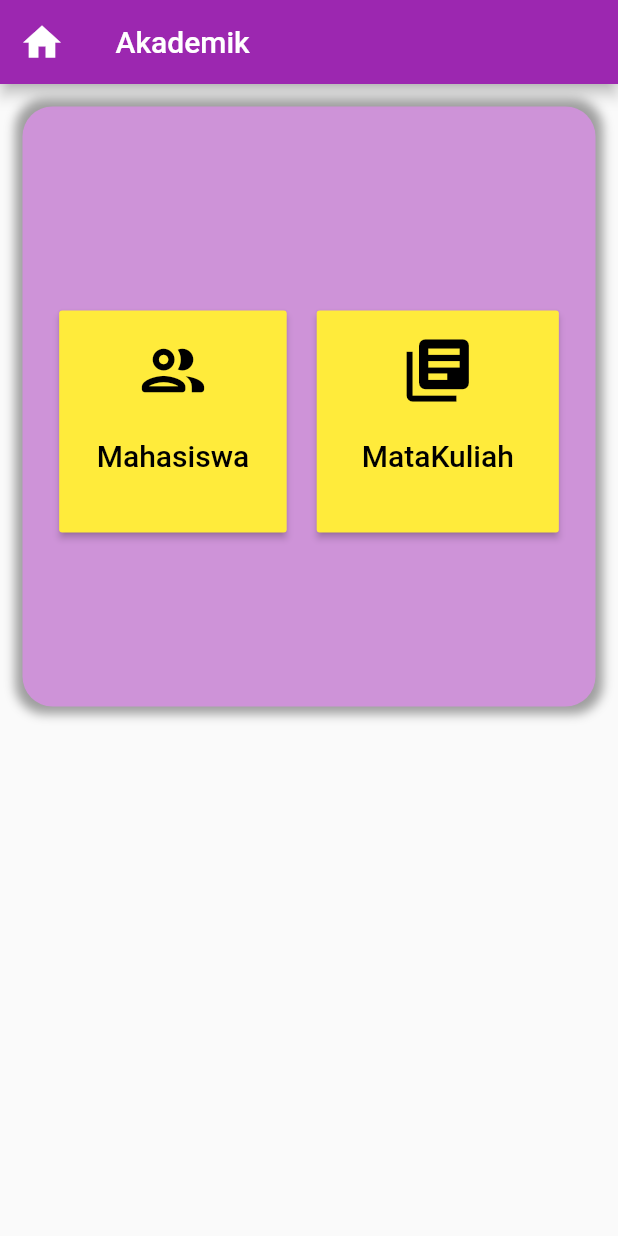
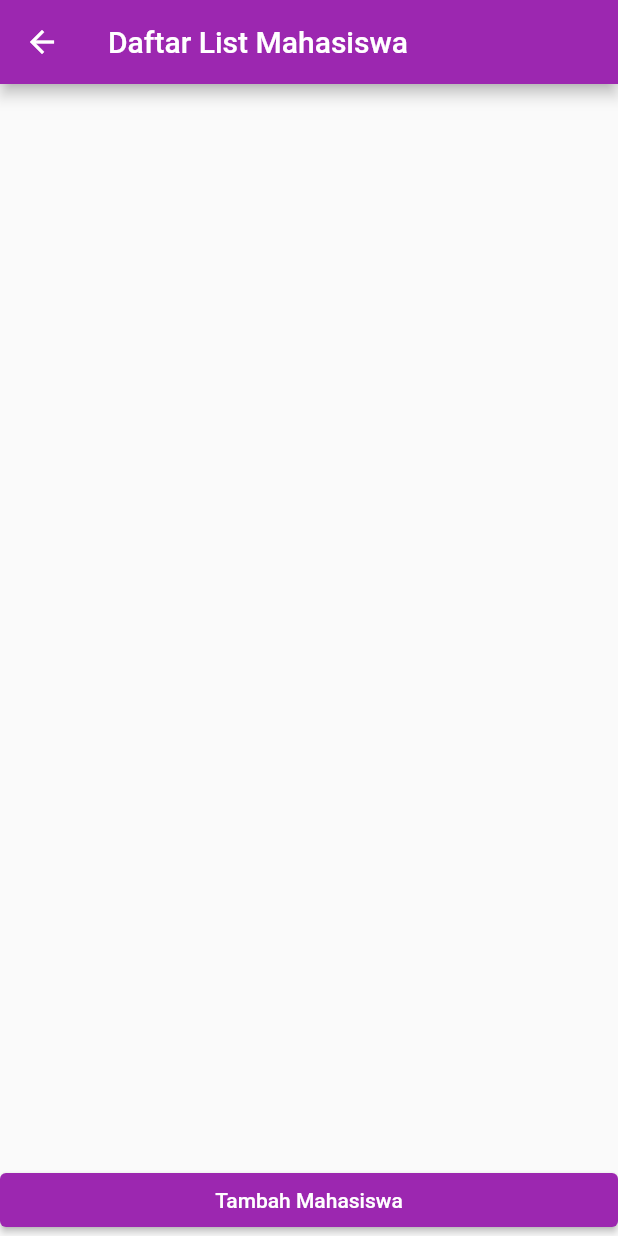
Before and after one commit to ririssilvia/Pemrograman-Mobile-flutter-UTS-Akademik-Minggu8, a Flutter app: the screen it shows after launch, after a tap on "Mahasiswa", on a phone screen of 412 x 824 dp. Run offline on Flutter 3.47's test engine with Material 2 defaults, Android fonts, the phone set to English and light mode, and no system bars; our stand-ins replace sqflite; accounts and stored records are empty.

Commit message:
Menambahkan home mahasiswa dan mahasiswaEntryForm

```diff
--- a/lib/home.dart
+++ b/lib/home.dart
@@ -1,7 +1,12 @@
 import 'package:flutter/material.dart';
+import 'package:uts/homeMahasiswa.dart';
 
 class Home extends StatelessWidget {
   // This widget is the root of your application.
+  const Home({
+    Key key,
+  }) : super(key: key);
+
   @override
   Widget build(BuildContext context) {
     return Scaffold(
@@ -15,35 +20,59 @@ class Home extends StatelessWidget {
         ),
       ),
       body: Container(
-
         margin: EdgeInsets.only(left: 15, top: 15, right: 15),
-        height: 400,
+        height: 600,
         decoration: BoxDecoration(
           color: Colors.purple[200],
           borderRadius: BorderRadius.circular(20), //membuat border radius
-          boxShadow: [BoxShadow( //membuat shadow
+          boxShadow: [
+            BoxShadow(
+              //membuat shadow
               color: Colors.grey,
               spreadRadius: 5,
               blurRadius: 5,
-          )],
+            )
+          ],
         ),
         child: Column(
           mainAxisAlignment: MainAxisAlignment.center,
-          children:[
+          children: [
             Container(
               child: Row(
                 mainAxisAlignment: MainAxisAlignment.center,
-                children:[
+                children: [
                   Container(
                     margin: EdgeInsets.only(left: 20, top: 20),
                     child: RaisedButton(
                       color: Colors.yellow,
-                        onPressed: () {},
-                        padding: EdgeInsets.only(left:25, top: 15, right: 25, bottom: 40),
-                        child: Column( //untuk menempatkan icon dan teks di setiap raised button secara vertikal
+                      onPressed: () {
+                        Navigator.push(
+                            context,
+                            MaterialPageRoute(
+                              builder: (context) => HomeMhs(),
+                            ));
+                      },
+                      padding: EdgeInsets.only(
+                          left: 25, top: 15, right: 25, bottom: 40),
+                      child: Column(
+                        //untuk menempatkan icon dan teks di setiap raised button secara vertikal
                         children: [
                           Container(
-                            child: Icon( //membuat icon
+                            decoration: BoxDecoration(
+                              color: Colors.purple[200],
+                              borderRadius: BorderRadius.circular(
+                                  100), //membuat border radius
+                              boxShadow: [
+                                BoxShadow(
+                                  //membuat shadow
+                                  color: Colors.grey,
+                                  spreadRadius: 5,
+                                  blurRadius: 5,
+                                )
+                              ],
+                            ),
+                            child: Icon(
+                              //membuat icon
                               Icons.people_outline_rounded,
                               size: 50,
                               color: Colors.black,
@@ -51,8 +80,10 @@ class Home extends StatelessWidget {
                           ),
                           Container(
                             margin: EdgeInsets.only(top: 20),
-                            child: Text("Mahasiswa",
-                              style: TextStyle(fontSize: 20, color: Colors.black),
+                            child: Text(
+                              "Mahasiswa",
+                              style:
+                                  TextStyle(fontSize: 20, color: Colors.black),
                             ),
                           ),
                         ],
@@ -64,11 +95,27 @@ class Home extends StatelessWidget {
                     child: RaisedButton(
                       color: Colors.yellow,
                       onPressed: () {},
-                        padding: EdgeInsets.only(left:30, top: 15, right: 30, bottom: 40),
-                        child: Column( //untuk menempatkan icon dan teks di setiap raised button secara vertikal
+                      padding: EdgeInsets.only(
+                          left: 30, top: 15, right: 30, bottom: 40),
+                      child: Column(
+                        //untuk menempatkan icon dan teks di setiap raised button secara vertikal
                         children: [
                           Container(
-                            child: Icon( //membuat icon
+                            decoration: BoxDecoration(
+                              color: Colors.purple[200],
+                              borderRadius: BorderRadius.circular(
+                                  100), //membuat border radius
+                              boxShadow: [
+                                BoxShadow(
+                                  //membuat shadow
+                                  color: Colors.grey,
+                                  spreadRadius: 5,
+                                  blurRadius: 5,
+                                )
+                              ],
+                            ),
+                            child: Icon(
+                              //membuat icon
                               Icons.library_books,
                               size: 50,
                               color: Colors.black,
@@ -76,8 +123,10 @@ class Home extends StatelessWidget {
                           ),
                           Container(
                             margin: EdgeInsets.only(top: 20),
-                            child: Text("MataKuliah",
-                              style: TextStyle(fontSize: 20, color: Colors.black),
+                            child: Text(
+                              "MataKuliah",
+                              style:
+                                  TextStyle(fontSize: 20, color: Colors.black),
                             ),
                           ),
                         ],
--- /dev/null
+++ b/lib/homeMahasiswa.dart
@@ -0,0 +1,123 @@
+//pendukung program asinkron
+import 'package:flutter/material.dart';
+import 'package:sqflite/sqflite.dart';
+import 'package:uts/DBHelper/dbhelper.dart';
+import 'package:uts/Model/mahasiswa.dart';
+import 'dart:async';
+import 'mahasiswaEntryForm.dart';
+
+class HomeMhs extends StatefulWidget {
+  @override
+  HomeMhsState createState() => HomeMhsState();
+
+  }
+
+class HomeMhsState extends State<HomeMhs> {
+  DbHelper dbHelper = DbHelper();
+  int count = 0;
+  List<Mahasiswa> mahasiswaList;
+
+  @override
+  void initState() {
+    super.initState();
+    updateListView();
+  }
+
+  @override
+  Widget build(BuildContext context) {
+    if (mahasiswaList== null) {
+      mahasiswaList = [];
+    }
+    return Scaffold(
+      appBar: AppBar(
+        title: Text('Daftar List Mahasiswa'),
+      ),
+      body: Column(children: [
+        Expanded(
+          child: createListView(),
+        ),
+        Container(
+          alignment: Alignment.bottomCenter,
+          child: SizedBox(
+            width: double.infinity,
+            child: ElevatedButton(
+              child: Text("Tambah Mahasiswa"),
+              onPressed: () async {
+                var data = await navigateToEntryForm(context, null);
+                if (data != null) {
+                  int result = await dbHelper.insertMahasiswa(data);
+                  if (result > 0) {
+                    updateListView();
+                  }
+                }
+              },
+            ),
+          ),
+        ),
+      ]),
+    );
+  }
+
+  Future<Mahasiswa> navigateToEntryForm(BuildContext context, Mahasiswa mahasiswa) async {
+    var result = await Navigator.push(context,
+        MaterialPageRoute(builder: (BuildContext context) {
+   return EntryForm(mahasiswa);
+    }));
+    return result;
+  }
+
+  ListView createListView() {
+    TextStyle textStyle = Theme.of(context).textTheme.headline5;
+    return ListView.builder(
+      itemCount: count,
+      itemBuilder: (BuildContext context, int index) {
+        return Card(
+          color: Colors.white,
+          elevation: 2.0,
+          child: ListTile(
+            leading: CircleAvatar(
+              backgroundColor: Colors.red,
+              child: Icon(Icons.ad_units),
+            ),
+            title: Text(
+              this.mahasiswaList[index].nim.toString(),
+              style: textStyle,
+            ),
+            subtitle: Text(this.mahasiswaList[index].nama),
+            trailing: GestureDetector(
+              child: Icon(Icons.delete),
+              onTap: () async {
+                dbHelper.deleteMahasiswa(this.mahasiswaList[index].id);
+                updateListView();
+              },
+            ),
+            onTap: () async {
+              var data =
+                  await navigateToEntryForm(context, this.mahasiswaList[index]);
+              if (data != null) {
+                int result = await dbHelper.updateMahasiswa(data);
+                if (result > 0) {
+                  updateListView();
+                }
+              }
+            },
+          ),
+        );
+      },
+    );
+  }
+
+//update List
+  void updateListView() {
+    final Future<Database> dbFuture = dbHelper.initDb();
+    dbFuture.then((database) {
+      Future<List<Mahasiswa>> mahasiswaListFuture = dbHelper.getMahasiswaList();
+      mahasiswaListFuture.then((mahasiswaList) {
+        setState(() {
+          this.mahasiswaList = mahasiswaList;
+          this.count = mahasiswaList.length;
+        });
+      });
+    });
+  }
+}
```
Also changed, not shown: lib/mahasiswaEntryForm.dart (added, +170 -0 lines). Lines whose indentation alone changed are shown as unchanged.
